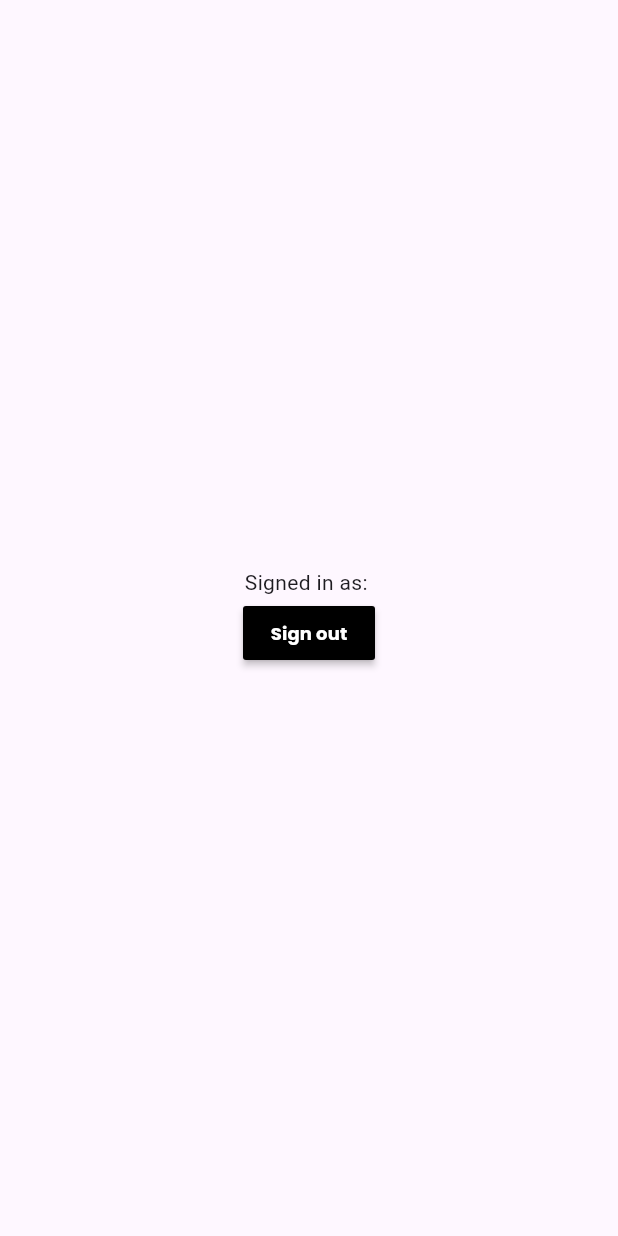
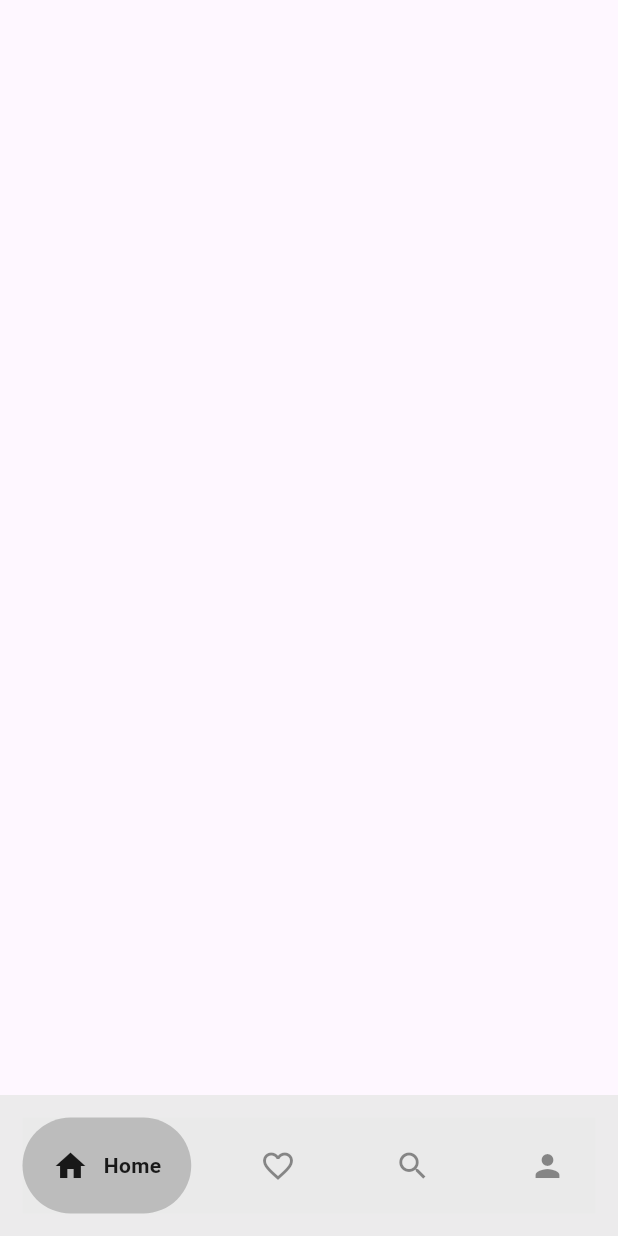
Before and after one commit to KentKalaw/Last-IPT, a Flutter app: the screen it shows once a user with an empty profile is signed in, on a phone screen of 412 x 824 dp. Run offline on Flutter 3.47's test engine with Material 3 defaults, Android fonts, the phone set to English and light mode, and no system bars; drawn by our look-alikes of google_nav_bar; our stand-ins replace firebase_auth, firebase_core, google_fonts; accounts and stored records are empty.

Commit message:
navigation bar

```diff
--- a/lib/Main App/home_page.dart
+++ b/lib/Main App/home_page.dart
@@ -1,6 +1,9 @@
+// ignore_for_file: prefer_const_constructors
+
 import 'package:firebase_auth/firebase_auth.dart';
 import 'package:flutter/material.dart';
 import 'package:google_fonts/google_fonts.dart';
+import 'package:google_nav_bar/google_nav_bar.dart';
 
  class HomePage extends StatefulWidget {
   const HomePage({super.key});
@@ -11,30 +14,42 @@ import 'package:google_fonts/google_fonts.dart';
 
 class _HomePageState extends State<HomePage> {
 
+  int _selectedIndex = 0;
+
   final user = FirebaseAuth.instance.currentUser!;
   @override
   Widget build(BuildContext context) {
     return Scaffold(
-      body: Center(child: Column(
-        mainAxisAlignment: MainAxisAlignment.center,
-        children: [
-          Text('Signed in as: ' + user.email!),
-          MaterialButton(
-            onPressed: () {
-              FirebaseAuth.instance.signOut();
-            },
-            color: Colors.black,
-            child: Text('Sign out',
-            style: GoogleFonts.poppins(
-                  color: Colors.white,
-                  fontWeight: FontWeight.bold,
-                  fontSize: 12,
+      bottomNavigationBar: Container(
+        color: Color.fromARGB(234, 234, 234, 234),
+        child: Padding(
+        padding: const EdgeInsets.symmetric(horizontal: 15.0,vertical: 15),
+        child: GNav(
+          backgroundColor: const Color.fromARGB(234, 234, 234, 234),
+          color: Color.fromARGB(133, 41, 41, 41),
+          activeColor: Color.fromARGB(255, 24, 24, 24),
+          tabBackgroundColor: Color.fromARGB(234, 184, 184, 184),
+          gap: 10,
+          padding: EdgeInsets.all(20),
+          tabs: const [
+            GButton(icon: Icons.home,
+            text: 'Home',),
+            GButton(icon: Icons.favorite_border,
+            text: 'Favorites'),
+            GButton(icon: Icons.search,
+            text: 'Search'),
+            GButton(icon: Icons.person,
+            text: 'Profile'),
+            ],
+            selectedIndex: _selectedIndex,
+              onTabChange: (index) {
+                setState(() {
+                  _selectedIndex = index;
+                });
+              },
+          ),
             ),
-
-            ),
-          ),
-        ],
-      )),
+      ),
     );
   }
 }
--- a/pubspec.yaml
+++ b/pubspec.yaml
@@ -22,6 +22,9 @@ dependencies:
   firebase_auth: ^4.19.4
   cloud_firestore: ^4.17.2
   firebase_core: ^2.30.1
+  google_nav_bar: ^5.0.6
+
+
 
 dev_dependencies:
   flutter_test:
```
Also changed, not shown: pubspec.lock.
